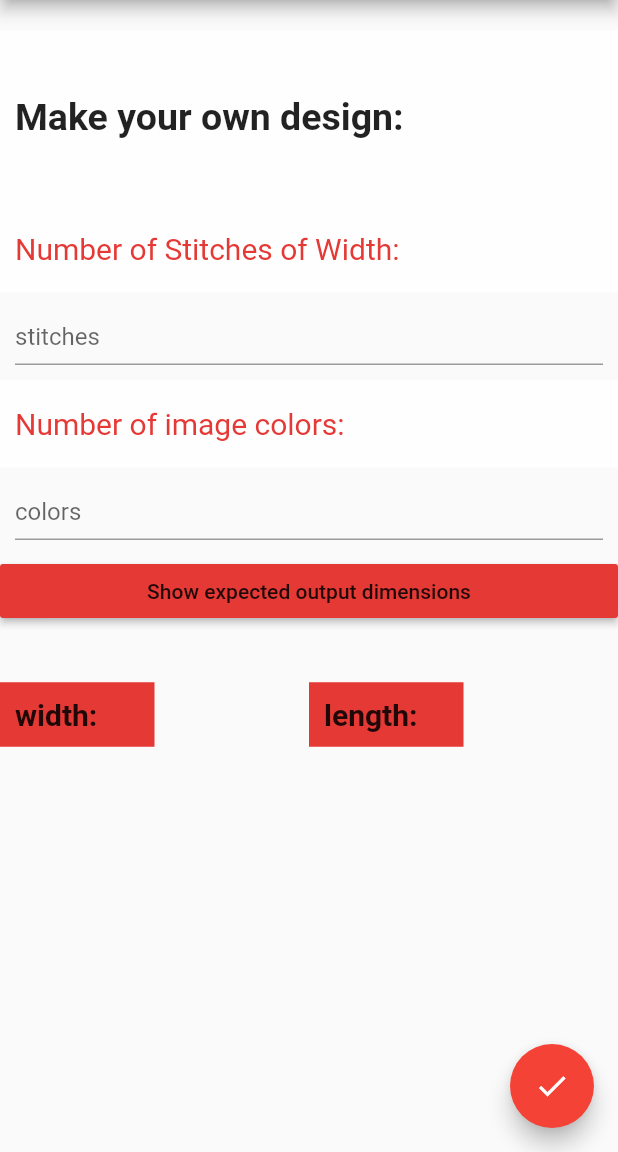
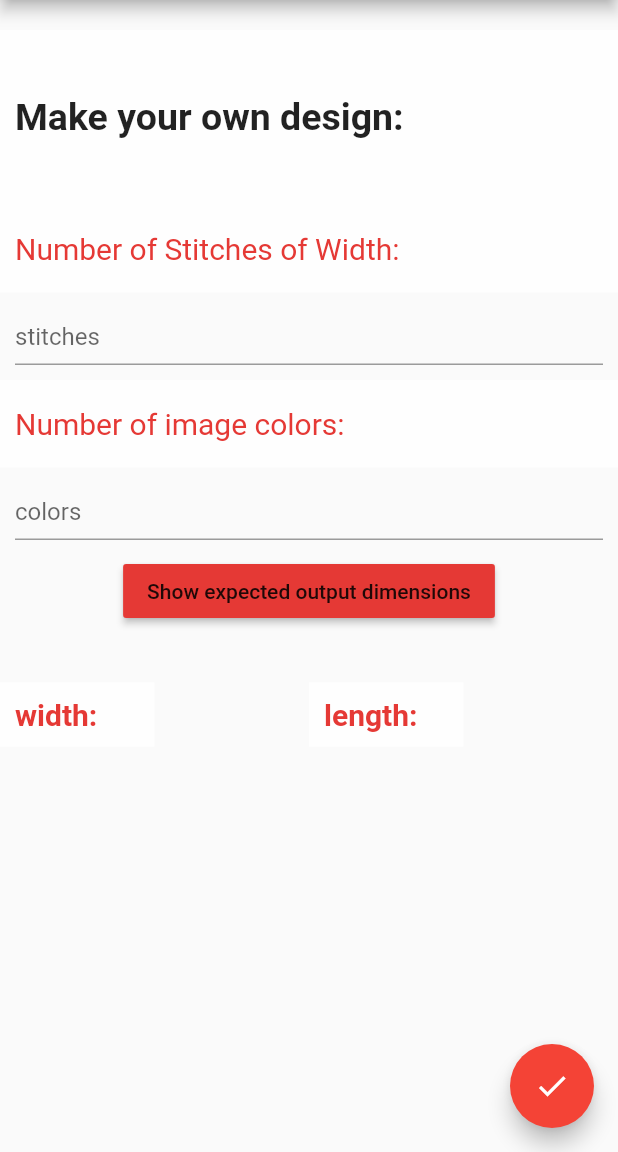
Before and after one commit to monaa12/Stitching-Art, a Flutter app: the output screen opened by its route, on a phone screen of 412 x 824 dp, the part 84-1236 px from its top. Run offline on Flutter 3.47's test engine with Material 2 defaults, Android fonts, the phone set to English and light mode, and no system bars; our stand-ins replace dio, image_cropper, image_picker.

Commit message:
Update num_stitches.dart

```diff
--- a/Frontend/flutter_app/lib/num_stitches.dart
+++ b/Frontend/flutter_app/lib/num_stitches.dart
@@ -76,7 +76,7 @@ class _outputState extends State<output> {
                     ),
                   ),
                 ),
-
+                ////henaaaa ya haiodaaa
               Expanded(
                 flex:1,
                 child: Container(
@@ -146,6 +146,9 @@ class _outputState extends State<output> {
         ],
           ),
         ),
+          Row(
+            mainAxisAlignment: MainAxisAlignment.spaceEvenly,
+            children: [
               MaterialButton(
                    color:Colors.red[600],
 
@@ -158,6 +161,8 @@ class _outputState extends State<output> {
                   dim= uploadStitches(res,result);
                    // _showOptions(context);
                   }),
+            ],
+          ),
 
           Expanded(
             flex:1,
@@ -168,9 +173,10 @@ class _outputState extends State<output> {
                   child: Container(
 
                     padding: EdgeInsets.all(10.0),
-                    color: Colors.red[600],
+                    color: Colors.white70,
                     child: Text('width:',
                       style: TextStyle(
+                        color: Colors.red[600],
                         fontSize:20.0,
                         fontWeight: FontWeight.bold,
                       ),
@@ -196,9 +202,10 @@ class _outputState extends State<output> {
                   child: Container(
 
                     padding: EdgeInsets.all(10.0),
-                    color: Colors.red[600],
+                    color: Colors.white70,
                     child: Text('length:',
                       style: TextStyle(
+                        color: Colors.red[600],
                         fontSize:20.0,
                         fontWeight: FontWeight.bold,
                       ) ,
```
Lines whose indentation alone changed are shown as unchanged.
